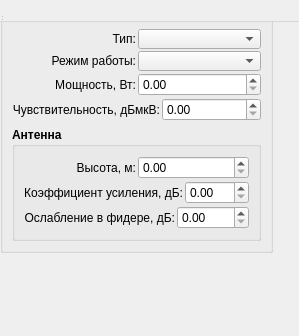
Above: src/nrrlsfirststationwidget.ui from shadowk1337/build-area-profile before the change. Below: the same form after it.
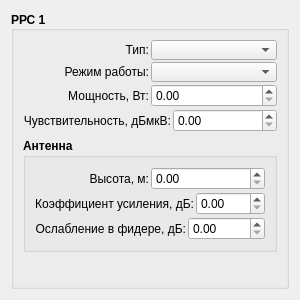
That is the form after the change.

```diff
--- a/src/nrrlsfirststationwidget.ui
+++ b/src/nrrlsfirststationwidget.ui
@@ -6,14 +6,13 @@
    <rect>
     <x>0</x>
     <y>0</y>
-    <width>299</width>
-    <height>336</height>
+    <width>300</width>
+    <height>300</height>
    </rect>
   </property>
   <property name="windowTitle">
    <string>MainWindow</string>
   </property>
-  <widget class="QWidget" name="centralwidget">
    <layout class="QGridLayout" name="gridLayout">
     <item row="0" column="0">
      <widget class="QGroupBox" name="rrs1GroupBox">
@@ -416,18 +415,6 @@
      </widget>
     </item>
    </layout>
-  </widget>
-  <widget class="QMenuBar" name="menubar">
-   <property name="geometry">
-    <rect>
-     <x>0</x>
-     <y>0</y>
-     <width>299</width>
-     <height>22</height>
-    </rect>
-   </property>
-  </widget>
-  <widget class="QStatusBar" name="statusbar"/>
  </widget>
  <resources/>
  <connections/>
```
Left out of the diff: 4 changed lines with no effect on the pictures. Lines whose indentation alone changed are shown as unchanged.
